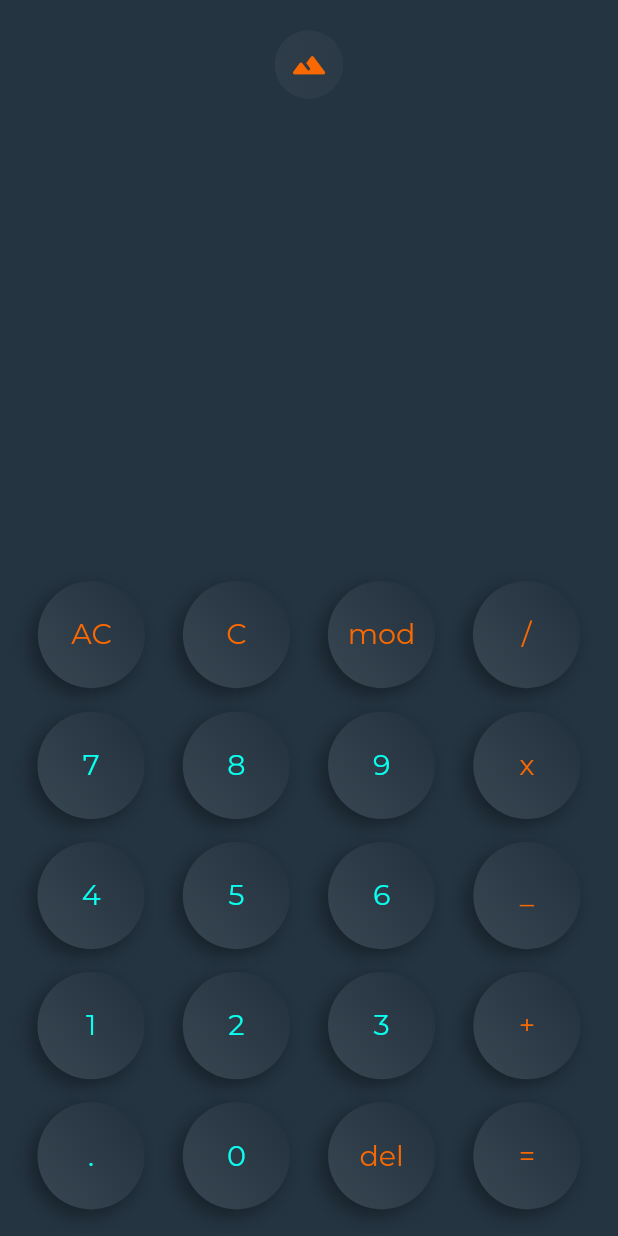
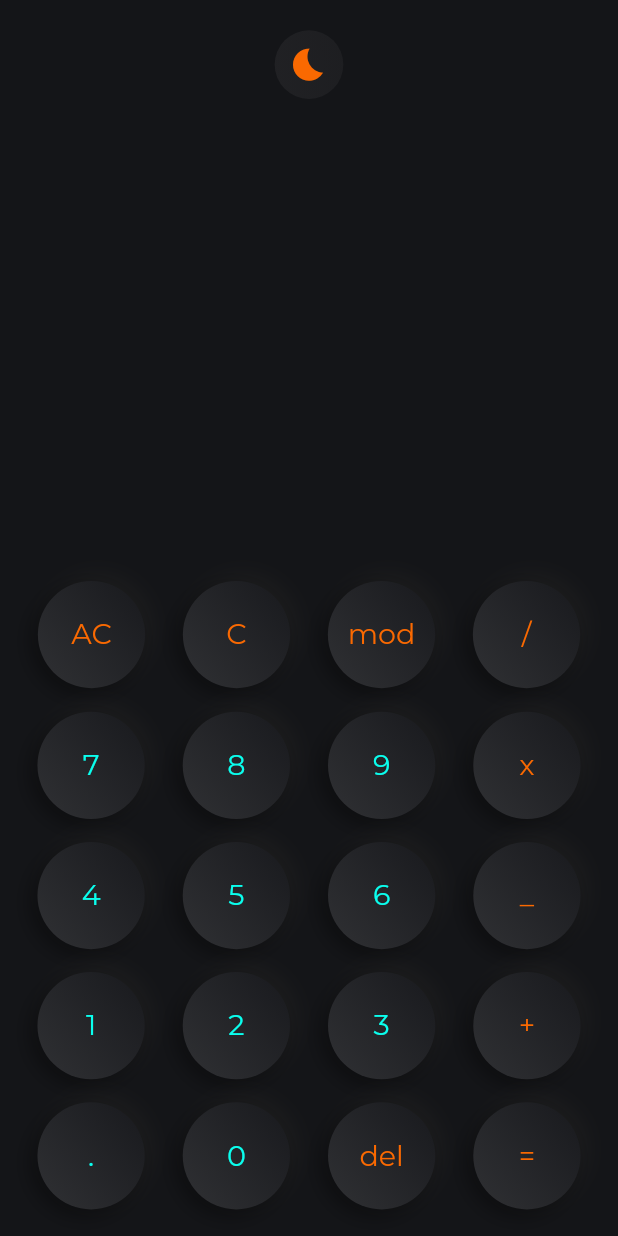
Before and after one commit to vaishnavbusha/neucalc, a Flutter app: the screen it shows after launch, on a phone screen of 412 x 824 dp. Run offline on Flutter 3.47's test engine with Material 2 defaults, Android fonts, the light colour scheme and no system bars; drawn by our look-alikes of flutter_neumorphic; our stand-ins replace get, get_storage, google_fonts, math_expressions.

Commit message:
Update calculator.dart

```diff
--- a/lib/view/calculator.dart
+++ b/lib/view/calculator.dart
@@ -20,7 +20,7 @@ class _CalculatorState extends State<Calculator> {
   @override
   void initState() {
     themecontroller.bgcolor.value =
-        themecontroller.data.read('themecolor') ?? 0xff141518;
+        themecontroller.data.read('themecolor') ?? 0xFFE5EAED;
     themecontroller.toggletheme();
     super.initState();
   }
```
